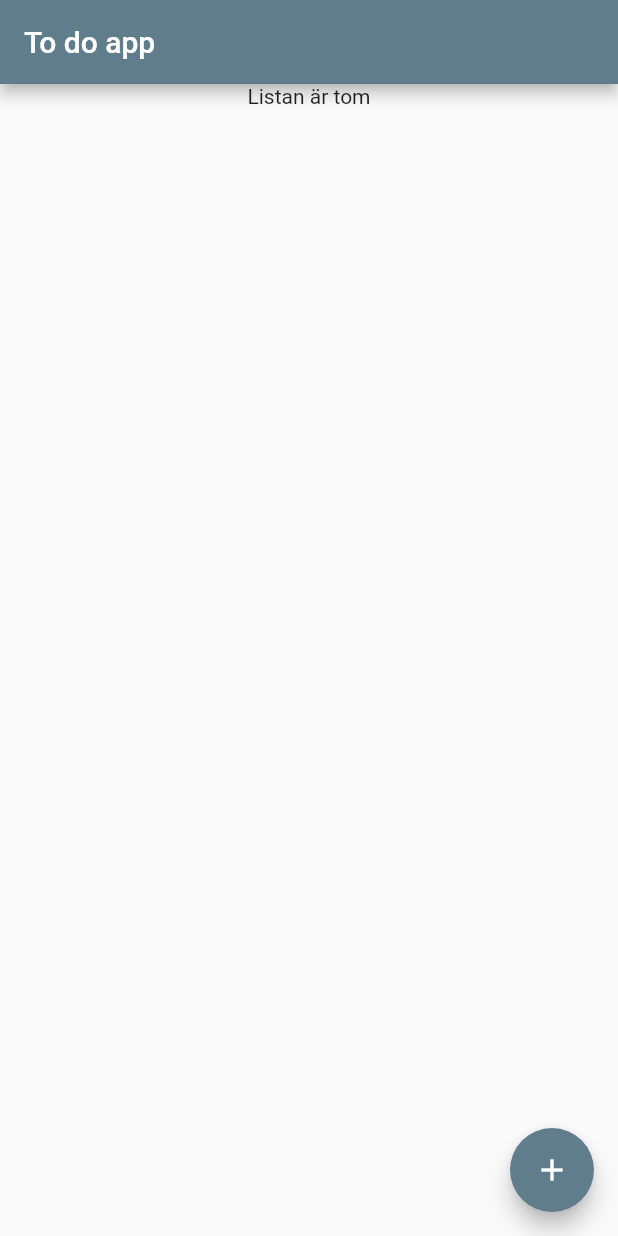
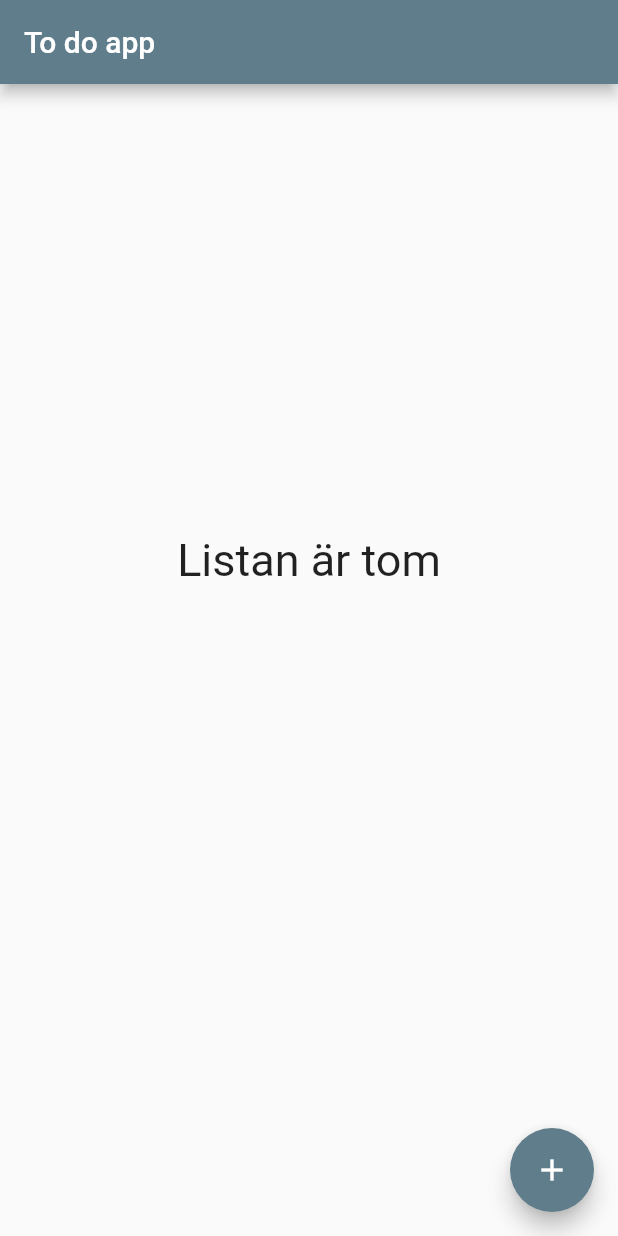
Before and after one commit to Noccis/school_todo, a Flutter app: the screen it shows after launch, on a phone screen of 412 x 824 dp. Run offline on Flutter 3.47's test engine with Material 2 defaults, Android fonts, the phone set to English and light mode, and no system bars.

Commit message:
changed empty list colors on ios

```diff
--- a/lib/main.dart
+++ b/lib/main.dart
@@ -10,7 +10,6 @@ void main() {
 }
 
 class MyApp extends StatelessWidget {
-
   @override
   Widget build(BuildContext context) {
     return MaterialApp(
@@ -22,7 +21,6 @@ class MyApp extends StatelessWidget {
 }
 
 class MyHomePage extends StatefulWidget {
-
   @override
   State<MyHomePage> createState() => _MyHomePageState();
 }
@@ -56,29 +54,43 @@ class _MyHomePageState extends State<MyHomePage> {
             body: helaTodoListan.isEmpty
                 ? Center(
                     child: Center(
-                        child: Column(
-                      children: [Text('Listan är tom')],
+                        child: Padding(
+                      padding: const EdgeInsets.only(top: 300),
+                      child: Column(
+                        children: [
+                          Text(
+                            'Listan är tom',
+                            style: TextStyle(fontSize: 30),
+                          )
+                        ],
+                      ),
                     )),
                   )
                 : Center(
                     child: TodoList(helaTodoListan),
                   ),
             floatingActionButton: FloatingActionButton(
-              onPressed: () => startTodo(context), child: Icon(Icons.add),
+              onPressed: () => startTodo(context),
+              child: Icon(Icons.add),
             ),
           )
         : CupertinoPageScaffold(
-
             // För IOS endast
             child: helaTodoListan.isEmpty
                 ? Center(
-                    child: Text('Listan är tom!'),
+                    child: Text(
+                      'Listan är tom!',
+                      style: TextStyle(
+                          color: Colors.black,
+                          decoration: TextDecoration.none,
+                          fontWeight: FontWeight.normal),
+                    ),
                   )
                 : Center(
                     child: TodoList(helaTodoListan),
                   ),
             navigationBar: CupertinoNavigationBar(
-              middle: Text('Dodo app'),
+              middle: Text('Todo app'),
               backgroundColor: Colors.green,
               trailing: GestureDetector(
                 onTap: () => startTodo(context),
--- a/lib/todo_list.dart
+++ b/lib/todo_list.dart
@@ -17,6 +17,8 @@ class TodoList extends StatelessWidget {
             ? Padding(
                 padding: const EdgeInsets.only(left: 10, right: 10),
                 child: Card(
+                  child: Padding(
+                    padding: const EdgeInsets.all(8.0),
                     child: Column(
                       crossAxisAlignment: CrossAxisAlignment.start,
                       children: <Widget>[
@@ -41,6 +43,7 @@ class TodoList extends StatelessWidget {
                           ),
                         ),
                       ],
+                    ),
                   ),
                 ),
               )
```
Lines whose indentation alone changed are shown as unchanged.
